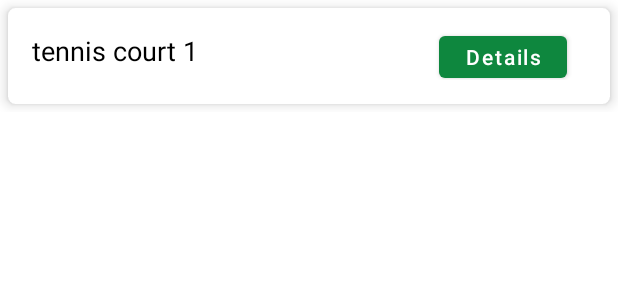
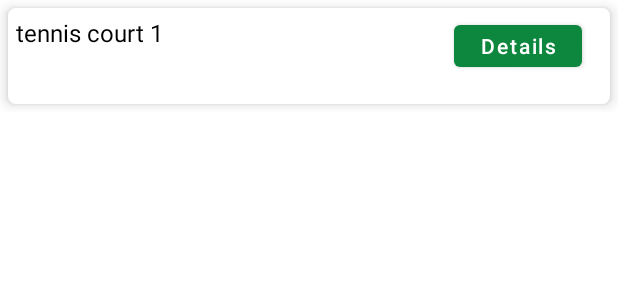
Before and after one commit to xue59/MobileAppDevGroupProject, an Android app: the layout a_court_view_holder.xml on its own in the app's theme, with its tools: preview values and no code run, on a phone screen of 412 x 824 dp. Shown: the top 300 px of the screen. Run offline under Robolectric (Android 15) with nearby library versions, the phone set to English and light mode, and no system bars; Roboto replaces fonts that are not available here.

Commit message:
finish detail & court display img

```diff
--- a/app/build.gradle
+++ b/app/build.gradle
@@ -49,6 +49,9 @@ dependencies {
     implementation 'androidx.navigation:navigation-ui:2.5.0'
     implementation 'com.google.android.gms:play-services-maps:18.1.0'
     implementation 'com.google.firebase:firebase-storage:20.0.1'
+    implementation 'com.github.bumptech.glide:glide:4.12.0'
+    // Glide v4 uses this new annotation processor -- see https://bumptech.github.io/glide/doc/generatedapi.html
+    annotationProcessor 'com.github.bumptech.glide:compiler:4.12.0'
 
     testImplementation 'junit:junit:4.13.2'
     androidTestImplementation 'androidx.test.ext:junit:1.1.3'
--- a/app/src/main/res/layout/a_court_photo_holder.xml
+++ b/app/src/main/res/layout/a_court_photo_holder.xml
@@ -11,10 +11,11 @@
         android:layout_height="wrap_content">
 
         <ImageView
+            android:id="@+id/img_viewholder"
             android:layout_width="match_parent"
             android:layout_height="wrap_content"
             android:scaleType="centerCrop"
-            android:src="@drawable/tennisappicon" />
+            android:src="@drawable/atenniscourt" />
 
     </RelativeLayout>
 </androidx.cardview.widget.CardView>
--- a/app/src/main/res/layout/a_court_view_holder.xml
+++ b/app/src/main/res/layout/a_court_view_holder.xml
@@ -15,16 +15,16 @@
         <androidx.constraintlayout.widget.ConstraintLayout
             android:layout_width="match_parent"
             android:layout_height="wrap_content"
-            android:layout_marginStart="16dp"
-            android:layout_marginTop="16dp"
-            android:layout_marginBottom="16dp">
+            android:layout_marginStart="5dp"
+            android:layout_marginTop="5dp"
+            android:layout_marginBottom="5dp">
 
             <TextView
                 android:id="@+id/tennis_court_name"
-                android:layout_width="248dp"
-                android:layout_height="29dp"
+                android:layout_width="232dp"
+                android:layout_height="40dp"
                 android:textColor="@color/black"
-                android:textSize="18sp"
+                android:textSize="16sp"
                 app:layout_constraintBottom_toBottomOf="parent"
                 app:layout_constraintEnd_toEndOf="parent"
                 app:layout_constraintHorizontal_bias="0.0"
@@ -41,7 +41,7 @@
                 android:textAllCaps="false"
                 app:layout_constraintBottom_toBottomOf="parent"
                 app:layout_constraintEnd_toEndOf="parent"
-                app:layout_constraintHorizontal_bias="0.452"
+                app:layout_constraintHorizontal_bias="0.761"
                 app:layout_constraintStart_toEndOf="@+id/tennis_court_name"
                 app:layout_constraintTop_toTopOf="parent" />
 
```
Also changed, not shown: app/src/main/java/edu/neu/madscourse/tennismateandcourt/Photo_rv_adapter.java (+30 -2 lines), app/src/main/java/edu/neu/madscourse/tennismateandcourt/TennisCourtDetails.java (+7 -9 lines), app/src/main/res/drawable/aTennisCourt.jpeg (added).
